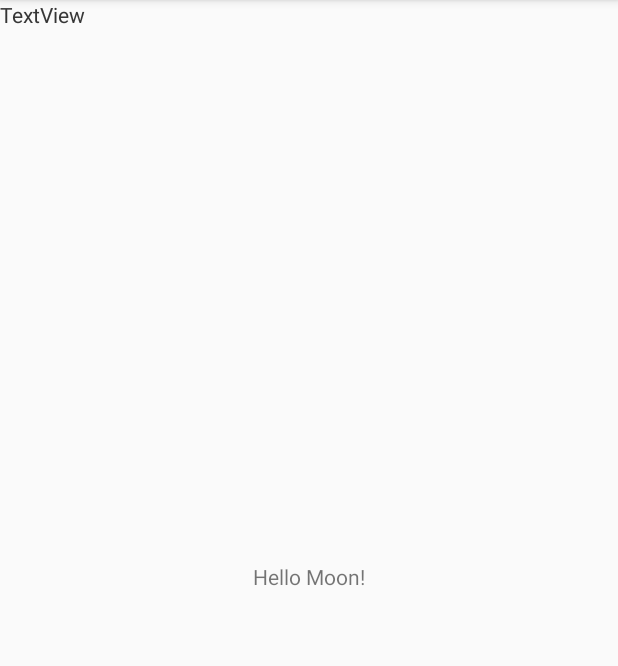
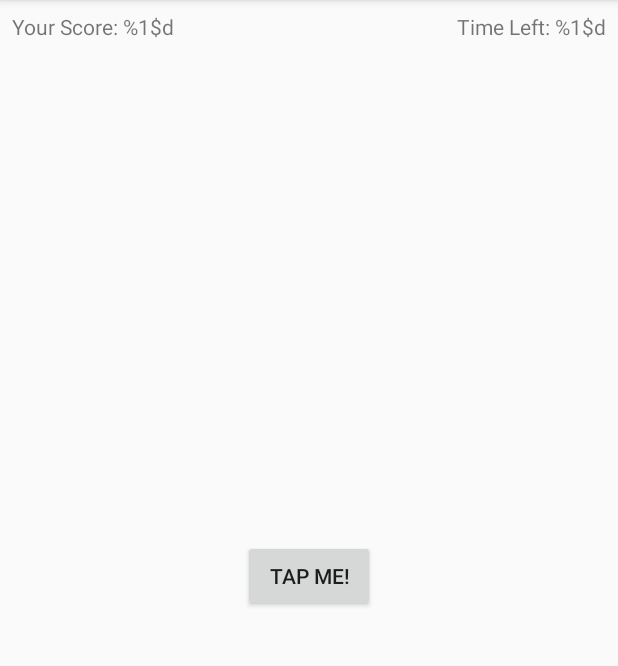
Before and after one commit to friendly-blackdog/To_FullStack, an Android app: the screen it shows after launch (MainActivity), on a phone screen of 412 x 824 dp, the part 84-750 px from its top. Run offline under Robolectric (Android 15) with nearby library versions, the phone set to English and light mode, and no system bars.

Commit message:
Basic complete
Added all the UI controls needed for my app.

```diff
--- a/kotlin/time_fighter/app/src/main/res/layout/activity_main.xml
+++ b/kotlin/time_fighter/app/src/main/res/layout/activity_main.xml
@@ -7,28 +7,33 @@
     tools:context=".MainActivity">
 
     <TextView
+        android:id="@+id/gameScoreTextView"
         android:layout_width="wrap_content"
         android:layout_height="wrap_content"
-        android:text="Hello Moon!"
-        app:layout_constraintBottom_toBottomOf="parent"
-        app:layout_constraintLeft_toLeftOf="parent"
-        app:layout_constraintRight_toRightOf="parent"
+        android:layout_marginStart="8dp"
+        android:layout_marginTop="8dp"
+        android:text="@string/yourScore"
+        app:layout_constraintStart_toStartOf="parent"
         app:layout_constraintTop_toTopOf="parent" />
 
     <TextView
-        android:id="@+id/textView2"
+        android:id="@+id/timeLeftTextView"
         android:layout_width="wrap_content"
         android:layout_height="wrap_content"
-        android:text="TextView"
-        tools:layout_editor_absoluteX="22dp"
-        tools:layout_editor_absoluteY="21dp" />
+        android:layout_marginTop="8dp"
+        android:layout_marginEnd="8dp"
+        android:text="@string/timeLeft"
+        app:layout_constraintEnd_toEndOf="parent"
+        app:layout_constraintTop_toTopOf="parent" />
 
-    <TextView
-        android:id="@+id/textView3"
+    <Button
+        android:id="@+id/tapMeButton"
         android:layout_width="wrap_content"
         android:layout_height="wrap_content"
-        android:text="TextView"
-        tools:layout_editor_absoluteX="336dp"
-        tools:layout_editor_absoluteY="16dp" />
+        android:text="@string/tapMe"
+        app:layout_constraintBottom_toBottomOf="parent"
+        app:layout_constraintEnd_toEndOf="parent"
+        app:layout_constraintStart_toStartOf="parent"
+        app:layout_constraintTop_toTopOf="parent" />
 
 </androidx.constraintlayout.widget.ConstraintLayout>
--- a/kotlin/time_fighter/app/src/main/res/values/strings.xml
+++ b/kotlin/time_fighter/app/src/main/res/values/strings.xml
@@ -1,3 +1,6 @@
 <resources>
     <string name="app_name">Timefighter</string>
+    <string name="yourScore">Your Score: %1$d</string>
+    <string name="timeLeft">Time Left: %1$d</string>
+    <string name="tapMe">Tap Me!</string>
 </resources>
```
